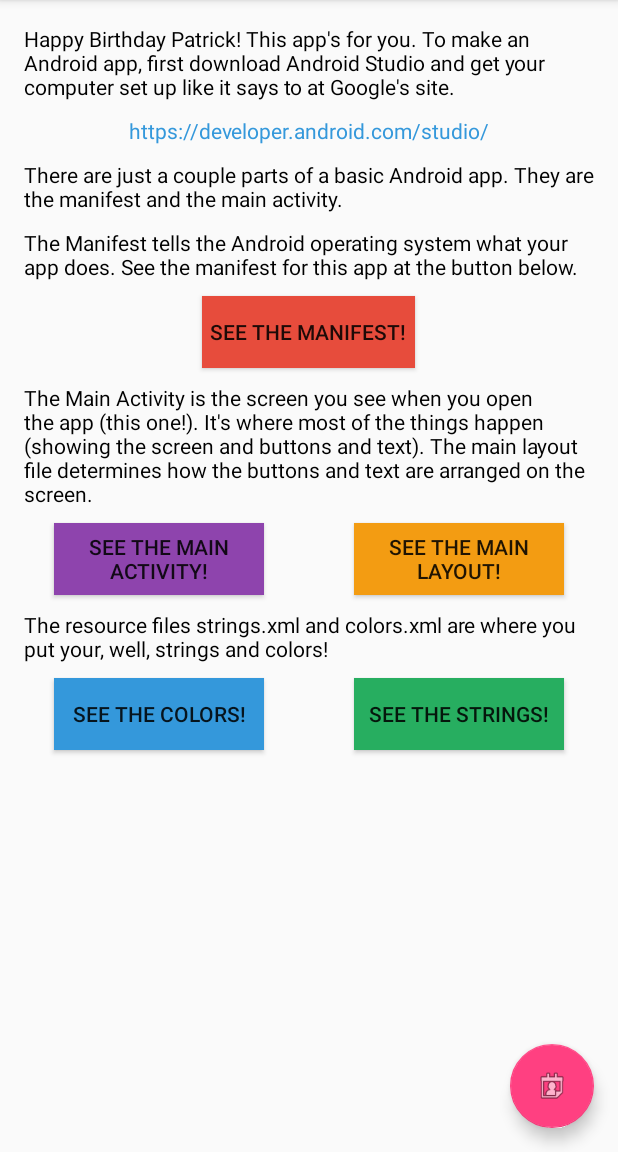
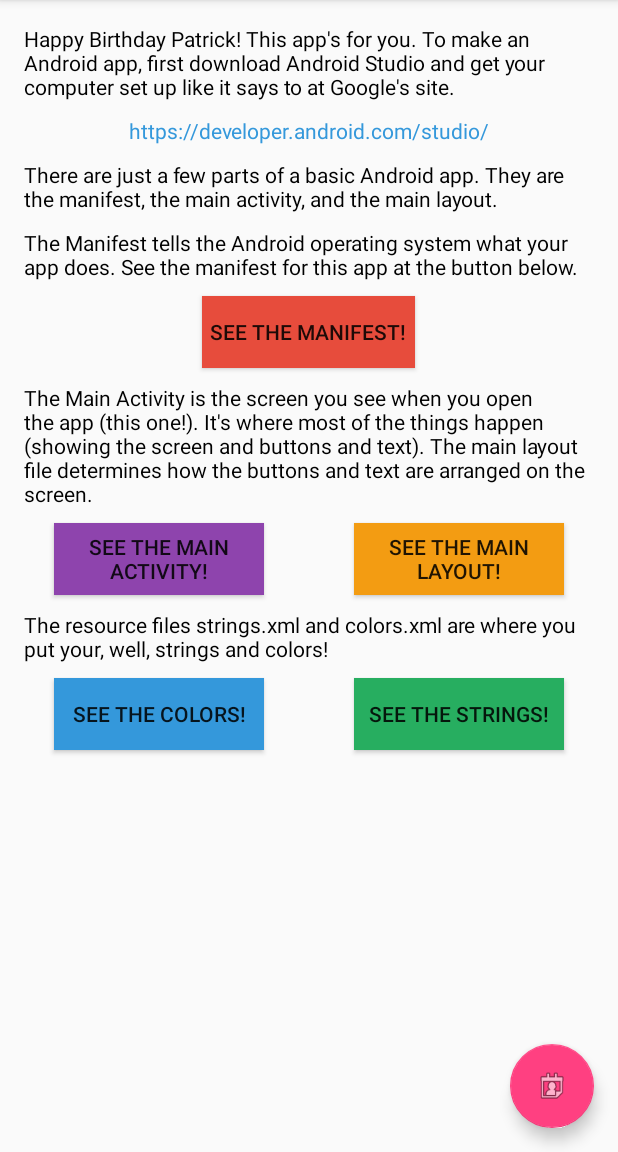
Before and after one commit to elliptic1/Android-Tutorial-App, an Android app: the screen it shows after launch (MainActivity), on a phone screen of 412 x 824 dp, the part 84-1236 px from its top. Run offline under Robolectric (Android 15) with nearby library versions, the light colour scheme and no system bars.

Commit message:
update strings

```diff
--- a/app/src/main/res/values/strings.xml
+++ b/app/src/main/res/values/strings.xml
@@ -8,7 +8,7 @@
     <string name="go_to_github">See the code at Github</string>
     <string name="paragraph1">Happy Birthday Patrick! This app\'s for you. To make an Android app, first download Android Studio and get your computer set up like it says to at Google\'s site.</string>
     <string name="android_studio_url">https://developer.android.com/studio/</string>
-    <string name="paragraph2">There are just a couple parts of a basic Android app. They are the manifest and the main activity.</string>
+    <string name="paragraph2">There are just a few parts of a basic Android app. They are the manifest, the main activity, and the main layout.</string>
     <string name="paragraph3">The Manifest tells the Android operating system what your app does. See the manifest for this app at the button below.</string>
     <string name="code_url">https://github.com/elliptic1/HappyBirthdayPatrick</string>
     <string name="manifest_url">https://github.com/elliptic1/HappyBirthdayPatrick/blob/master/app/src/main/AndroidManifest.xml</string>
```
